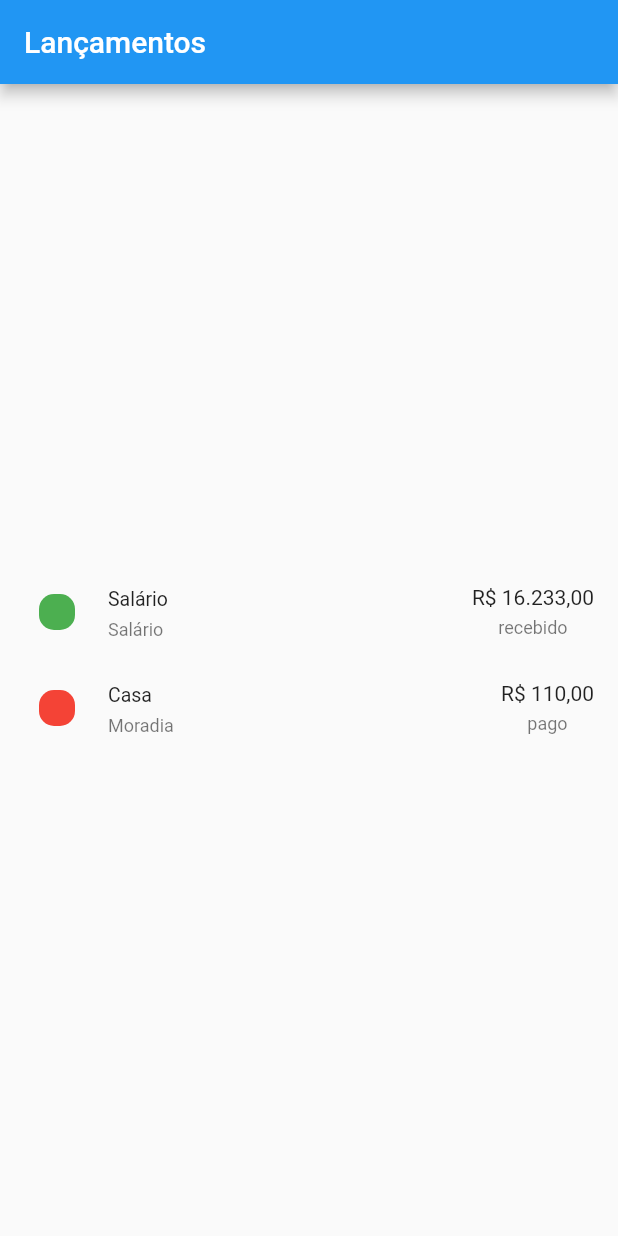
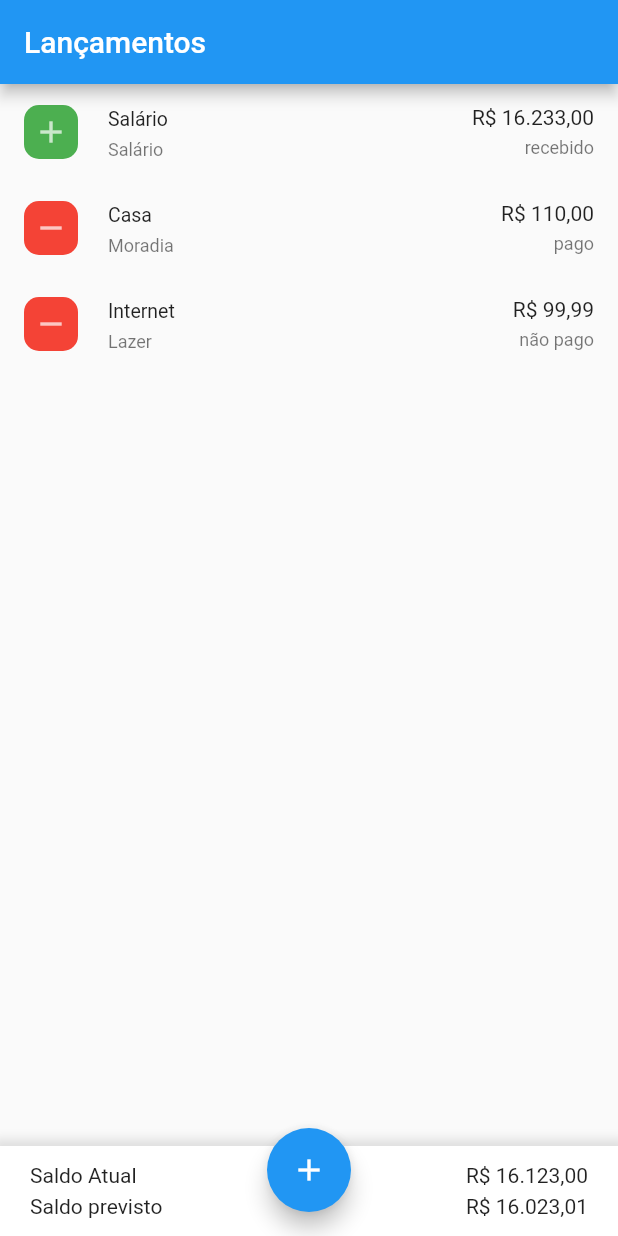
Before and after one commit to wesleyrocha90/organizze, a Flutter app: the screen it shows after launch, on a phone screen of 412 x 824 dp. Run offline on Flutter 3.47's test engine with Material 2 defaults, Android fonts, the light colour scheme and no system bars; drawn by our look-alikes of flutter_slidable.

Commit message:
Pages, routes, provider

```diff
--- a/lib/main.dart
+++ b/lib/main.dart
@@ -1,8 +1,16 @@
 import 'package:flutter/material.dart';
-import 'package:intl/intl.dart';
+import 'package:organizze/pages/transaction_form_page.dart';
+import 'package:organizze/pages/transaction_list_page.dart';
+import 'package:organizze/providers/transactions_provider.dart';
+import 'package:provider/provider.dart';
 
 void main() {
-  runApp(MyApp());
+  runApp(
+    ChangeNotifierProvider(
+      create: (context) => TransactionsProvider(),
+      child: MyApp(),
+    ),
+  );
 }
 
 class MyApp extends StatelessWidget {
@@ -13,95 +21,11 @@ class MyApp extends StatelessWidget {
       theme: ThemeData(
         primarySwatch: Colors.blue,
       ),
-      home: MyHomePage(title: 'Lançamentos'),
+      initialRoute: '/',
+      routes: {
+        '/': (context) => TransactionListPage(),
+        '/form': (context) => TransactionFormPage(),
+      },
     );
   }
 }
-
-enum TransactionType {
-  INCOME,
-  EXPENSE,
-}
-
-class Transaction {
-  TransactionType type;
-  String title;
-  String description;
-  double value;
-  bool isDone;
-
-  Transaction(this.type, this.title, this.description, this.value, this.isDone);
-}
-
-class MyHomePage extends StatefulWidget {
-  MyHomePage({Key? key, required this.title}) : super(key: key);
-
-  final String title;
-
-  @override
-  _MyHomePageState createState() => _MyHomePageState();
-}
-
-class _MyHomePageState extends State<MyHomePage> {
-  List<Transaction> transactions = [
-    Transaction(TransactionType.INCOME, 'Salário', 'Salário', 16233.0, true),
-    Transaction(TransactionType.EXPENSE, 'Casa', 'Moradia', 110.0, true),
-  ];
-
-  @override
-  Widget build(BuildContext context) {
-    return Scaffold(
-      appBar: AppBar(
-        title: Text(widget.title),
-      ),
-      body: Column(
-        mainAxisAlignment: MainAxisAlignment.center,
-        children: [
-          ...transactions.map((item) {
-            return ListTile(
-              leading: Padding(
-                padding: const EdgeInsets.only(left: 10),
-                child: Column(
-                  mainAxisAlignment: MainAxisAlignment.center,
-                  children: [
-                    Container(
-                      width: 24,
-                      height: 24,
-                      decoration: BoxDecoration(
-                        color: item.type == TransactionType.INCOME ? Colors.green : Colors.red,
-                        borderRadius: BorderRadius.circular(10),
-                      ),
-                    ),
-                  ],
-                ),
-              ),
-              title: Text(item.title),
-              subtitle: Text(item.description),
-              trailing: Column(
-                mainAxisAlignment: MainAxisAlignment.center,
-                children: [
-                  Text(NumberFormat.currency(locale: 'pt-BR', decimalDigits: 2, symbol: 'R\$').format(item.value)),
-                  SizedBox(height: 5),
-                  Text(
-                    (item.type == TransactionType.INCOME)
-                        ? item.isDone
-                            ? 'recebido'
-                            : 'não recebido'
-                        : item.isDone
-                            ? 'pago'
-                            : 'não pago',
-                    style: TextStyle(
-                      color: Color(0x8a000000),
-                      fontSize: 12,
-                    ),
-                  )
-                ],
-              ),
-              dense: true,
-            );
-          })
-        ],
-      ),
-    );
-  }
-}
--- /dev/null
+++ b/lib/models/transaction_enum.dart
@@ -0,0 +1,4 @@
+enum TransactionType {
+  INCOME,
+  EXPENSE,
+}
--- /dev/null
+++ b/lib/models/transaction_model.dart
@@ -0,0 +1,14 @@
+import 'package:organizze/models/transaction_enum.dart';
+import 'package:uuid/uuid.dart';
+
+class TransactionModel {
+  String uuid;
+  TransactionType type;
+  String title;
+  String description;
+  double value;
+  bool isDone;
+
+  TransactionModel(this.type, this.title, this.description, this.value, this.isDone)
+    : this.uuid = Uuid().v4();
+}
--- /dev/null
+++ b/lib/pages/transaction_form_page.dart
@@ -0,0 +1,39 @@
+import 'package:flutter/material.dart';
+import 'package:organizze/models/transaction_enum.dart';
+import 'package:organizze/models/transaction_model.dart';
+import 'package:organizze/providers/transactions_provider.dart';
+import 'package:provider/provider.dart';
+
+class TransactionFormPage extends StatefulWidget {
+  const TransactionFormPage({Key? key}) : super(key: key);
+
+  @override
+  State<TransactionFormPage> createState() => _TransactionFormPageState();
+}
+
+class _TransactionFormPageState extends State<TransactionFormPage> {
+  @override
+  Widget build(BuildContext context) {
+    return Scaffold(
+      appBar: AppBar(
+        title: Text('Cadastrar Lançamento'),
+      ),
+      body: Center(
+        child: Column(
+          crossAxisAlignment: CrossAxisAlignment.center,
+          children: [
+            ElevatedButton(
+              onPressed: () {
+                Provider.of<TransactionsProvider>(context, listen: false).addItem(
+                  TransactionModel(TransactionType.EXPENSE, 'Teste', 'Teste', 31.31, false),
+                );
+                Navigator.pop(context);
+              },
+              child: Text('Adicionar'),
+            ),
+          ],
+        ),
+      ),
+    );
+  }
+}
--- /dev/null
+++ b/lib/pages/transaction_list_page.dart
@@ -0,0 +1,155 @@
+import 'package:flutter/material.dart';
+import 'package:flutter_slidable/flutter_slidable.dart';
+import 'package:intl/intl.dart';
+import 'package:organizze/models/transaction_enum.dart';
+import 'package:organizze/models/transaction_model.dart';
+import 'package:organizze/providers/transactions_provider.dart';
+import 'package:provider/provider.dart';
+
+class TransactionListPage extends StatefulWidget {
+  const TransactionListPage({Key? key}) : super(key: key);
+
+  @override
+  State<TransactionListPage> createState() => _TransactionListPageState();
+}
+
+class _TransactionListPageState extends State<TransactionListPage> {
+  @override
+  Widget build(BuildContext context) {
+    return Scaffold(
+      appBar: AppBar(
+        title: Text('Lançamentos'),
+      ),
+      body: Column(
+        children: [
+          Expanded(
+            child: SingleChildScrollView(
+              physics: BouncingScrollPhysics(parent: AlwaysScrollableScrollPhysics()),
+              child: Consumer<TransactionsProvider>(builder: (context, value, child) {
+                return Column(
+                  children: [...value.transactions.map((item) => buildTransactionTile(item))],
+                );
+              }),
+            ),
+          ),
+          buildFooter(),
+        ],
+      ),
+      floatingActionButtonLocation: FloatingActionButtonLocation.centerFloat,
+      floatingActionButton: FloatingActionButton(
+        child: Icon(Icons.add),
+        onPressed: () {
+          Navigator.pushNamed(context, '/form');
+        },
+      ),
+    );
+  }
+
+  Widget buildTransactionTile(TransactionModel item) {
+    return Slidable(
+      endActionPane: ActionPane(
+        motion: const ScrollMotion(),
+        children: [
+          SlidableAction(
+            onPressed: (context) {},
+            backgroundColor: Colors.red,
+            foregroundColor: Colors.white,
+            icon: Icons.delete,
+          ),
+          SlidableAction(
+            onPressed: (context) => Provider.of<TransactionsProvider>(context, listen: false).updateIsDone(item, !item.isDone),
+            backgroundColor: Colors.green,
+            foregroundColor: Colors.white,
+            icon: item.isDone ? Icons.thumb_up : Icons.thumb_down,
+          ),
+        ],
+      ),
+      child: ListTile(
+        leading: Column(
+          mainAxisAlignment: MainAxisAlignment.center,
+          children: [
+            Container(
+              width: 36,
+              height: 36,
+              decoration: BoxDecoration(
+                color: item.type == TransactionType.INCOME ? Colors.green : Colors.red,
+                borderRadius: BorderRadius.circular(10),
+              ),
+              child: Icon(
+                item.type == TransactionType.INCOME ? Icons.add : Icons.remove,
+                color: Colors.white70,
+              ),
+            ),
+          ],
+        ),
+        title: Text(item.title),
+        subtitle: Text(item.description),
+        trailing: Column(
+          mainAxisAlignment: MainAxisAlignment.center,
+          crossAxisAlignment: CrossAxisAlignment.end,
+          children: [
+            Text(NumberFormat.currency(locale: 'pt-BR', decimalDigits: 2, symbol: 'R\$').format(item.value)),
+            SizedBox(height: 5),
+            Text(
+              (item.type == TransactionType.INCOME)
+                  ? item.isDone
+                      ? 'recebido'
+                      : 'não recebido'
+                  : item.isDone
+                      ? 'pago'
+                      : 'não pago',
+              style: TextStyle(
+                color: Color(0x8a000000),
+                fontSize: 12,
+              ),
+            )
+          ],
+        ),
+        dense: true,
+      ),
+    );
+  }
+}
+
+Widget buildFooter() {
+  return Container(
+    height: 60,
+    decoration: BoxDecoration(
+      color: Colors.white,
+      boxShadow: [
+        BoxShadow(
+          color: Colors.grey.withOpacity(0.3),
+          spreadRadius: 5,
+          blurRadius: 5,
+        ),
+      ],
+    ),
+    child: Row(
+      children: [
+        SizedBox(width: 20),
+        Column(
+          mainAxisAlignment: MainAxisAlignment.center,
+          crossAxisAlignment: CrossAxisAlignment.start,
+          children: [
+            Text('Saldo Atual'),
+            SizedBox(height: 5),
+            Text('Saldo previsto'),
+          ],
+        ),
+        Expanded(child: Container()),
+        Consumer<TransactionsProvider>(builder: (context, value, child) {
+          return Column(
+            mainAxisAlignment: MainAxisAlignment.center,
+            crossAxisAlignment: CrossAxisAlignment.end,
+            children: [
+              Text(NumberFormat.currency(locale: 'pt-BR', decimalDigits: 2, symbol: 'R\$').format(value.actualBalance())),
+              SizedBox(height: 5),
+              Text(NumberFormat.currency(locale: 'pt-BR', decimalDigits: 2, symbol: 'R\$').format(value.foreseeBalance())),
+            ],
+          );
+        }),
+        SizedBox(width: 20),
+      ],
+    ),
+  );
+}
--- /dev/null
+++ b/lib/providers/transactions_provider.dart
@@ -0,0 +1,39 @@
+import 'dart:collection';
+
+import 'package:flutter/material.dart';
+import 'package:organizze/models/transaction_enum.dart';
+import 'package:organizze/models/transaction_model.dart';
+
+class TransactionsProvider extends ChangeNotifier {
+  final List<TransactionModel> _transactions = [
+    TransactionModel(TransactionType.INCOME, 'Salário', 'Salário', 16233.0, true),
+    TransactionModel(TransactionType.EXPENSE, 'Casa', 'Moradia', 110.0, true),
+    TransactionModel(TransactionType.EXPENSE, 'Internet', 'Lazer', 99.99, false),
+  ];
+
+  UnmodifiableListView<TransactionModel> get transactions => UnmodifiableListView(_transactions);
+
+  void addItem(TransactionModel transaction) {
+    _transactions.add(transaction);
+    notifyListeners();
+  }
+
+  void updateIsDone(TransactionModel transaction, bool newIsDone) {
+    _transactions.forEach((element) {
+      if (element.uuid == transaction.uuid) element.isDone = newIsDone;
+    });
+    notifyListeners();
+  }
+
+  double foreseeBalance() {
+    return _transactions.fold<double>(0.0, (value, element) {
+      return (element.type == TransactionType.INCOME) ? value + element.value : value - element.value;
+    });
+  }
+
+  double actualBalance() {
+    return _transactions.where((item) => item.isDone).fold<double>(0.0, (value, element) {
+      return (element.type == TransactionType.INCOME) ? value + element.value : value - element.value;
+    });
+  }
+}
--- a/pubspec.yaml
+++ b/pubspec.yaml
@@ -9,7 +9,10 @@ environment:
 dependencies:
   flutter:
     sdk: flutter
+  flutter_slidable: ^1.2.0
   intl: ^0.17.0
+  provider: ^6.0.2
+  uuid: ^3.0.6
 
 dev_dependencies:
   flutter_test:
```
Also changed, not shown: pubspec.lock.
